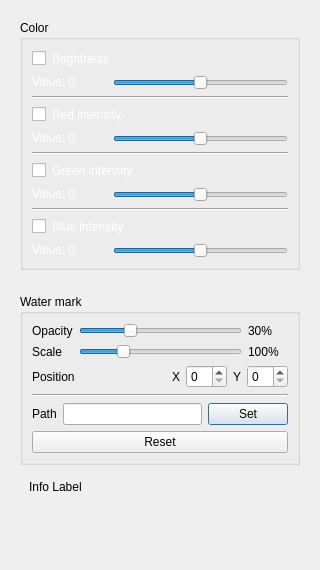
The window that source/inspector.ui (KirxSheppard/MSFplayer) describes before a commit, drawn with Qt 5.
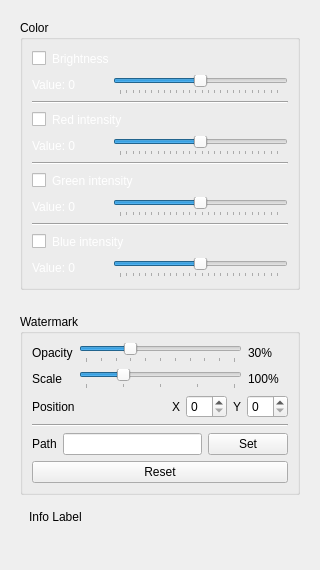
The same window after the commit. Custom widgets are drawn as their Qt base class.

Commit message: 25th commit adds a single window design  with Player & Inspector

```diff
--- a/source/inspector.ui
+++ b/source/inspector.ui
@@ -1,7 +1,7 @@
 <?xml version="1.0" encoding="UTF-8"?>
 <ui version="4.0">
  <class>Inspector</class>
- <widget class="QDialog" name="Inspector">
+ <widget class="QWidget" name="Inspector">
   <property name="geometry">
    <rect>
     <x>0</x>
@@ -10,6 +10,12 @@
     <height>570</height>
    </rect>
   </property>
+  <property name="sizePolicy">
+   <sizepolicy hsizetype="Fixed" vsizetype="Preferred">
+    <horstretch>0</horstretch>
+    <verstretch>0</verstretch>
+   </sizepolicy>
+  </property>
   <property name="windowTitle">
    <string>Dialog</string>
   </property>
@@ -97,6 +103,12 @@
                <property name="orientation">
                 <enum>Qt::Horizontal</enum>
                </property>
+               <property name="tickPosition">
+                <enum>QSlider::TicksBelow</enum>
+               </property>
+               <property name="tickInterval">
+                <number>20</number>
+               </property>
               </widget>
              </item>
             </layout>
@@ -177,6 +189,12 @@
                <property name="orientation">
                 <enum>Qt::Horizontal</enum>
                </property>
+               <property name="tickPosition">
+                <enum>QSlider::TicksBelow</enum>
+               </property>
+               <property name="tickInterval">
+                <number>20</number>
+               </property>
               </widget>
              </item>
             </layout>
@@ -254,6 +272,12 @@
                <property name="orientation">
                 <enum>Qt::Horizontal</enum>
                </property>
+               <property name="tickPosition">
+                <enum>QSlider::TicksBelow</enum>
+               </property>
+               <property name="tickInterval">
+                <number>20</number>
+               </property>
               </widget>
              </item>
             </layout>
@@ -328,6 +352,12 @@
                <property name="orientation">
                 <enum>Qt::Horizontal</enum>
                </property>
+               <property name="tickPosition">
+                <enum>QSlider::TicksBelow</enum>
+               </property>
+               <property name="tickInterval">
+                <number>20</number>
+               </property>
               </widget>
              </item>
             </layout>
@@ -346,7 +376,7 @@
       <item>
        <widget class="QGroupBox" name="groupBoxWaterMark">
         <property name="title">
-         <string>Water mark</string>
+         <string>Watermark</string>
         </property>
         <layout class="QVBoxLayout" name="verticalLayout_5">
          <item>
@@ -372,6 +402,12 @@
              <property name="orientation">
               <enum>Qt::Horizontal</enum>
              </property>
+             <property name="tickPosition">
+              <enum>QSlider::TicksBelow</enum>
+             </property>
+             <property name="tickInterval">
+              <number>100</number>
+             </property>
             </widget>
            </item>
            <item row="1" column="0">
@@ -433,6 +469,12 @@
              <property name="orientation">
               <enum>Qt::Horizontal</enum>
              </property>
+             <property name="tickPosition">
+              <enum>QSlider::TicksBelow</enum>
+             </property>
+             <property name="tickInterval">
+              <number>10</number>
+             </property>
             </widget>
            </item>
           </layout>
```
Left out of the diff: 2 changed lines with no effect on the pictures. The commit also changes 12 other files.
